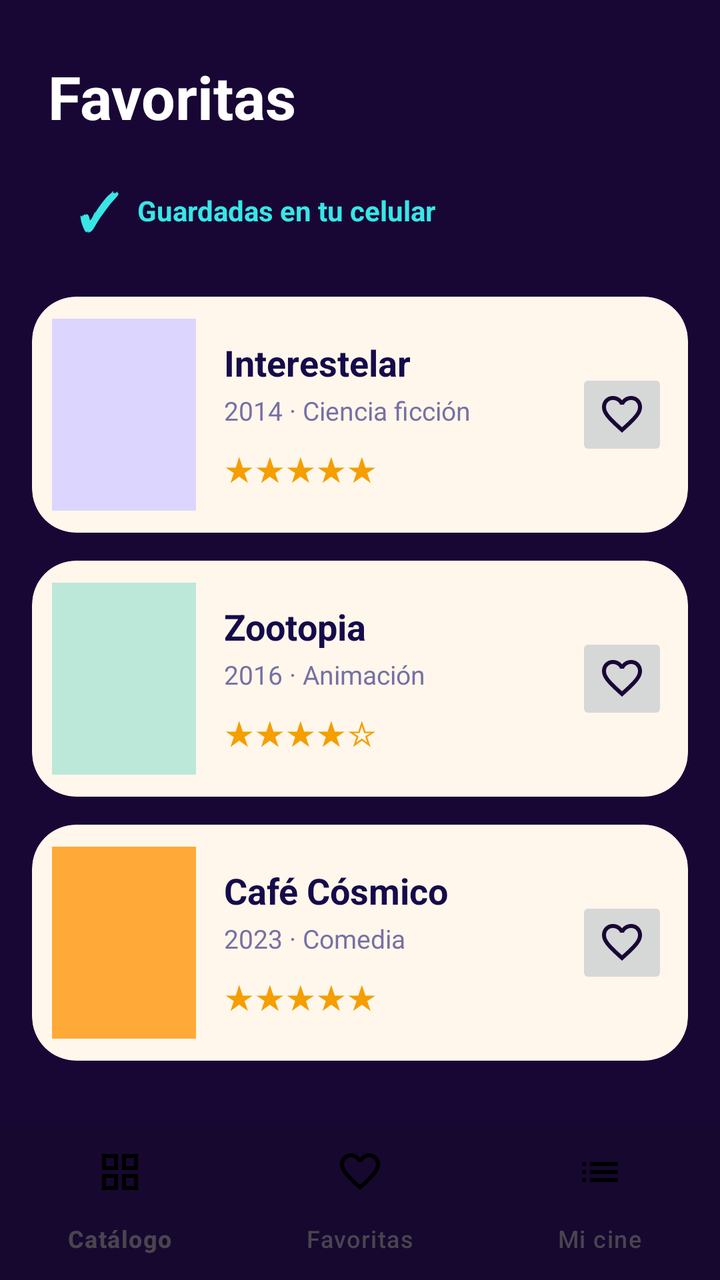
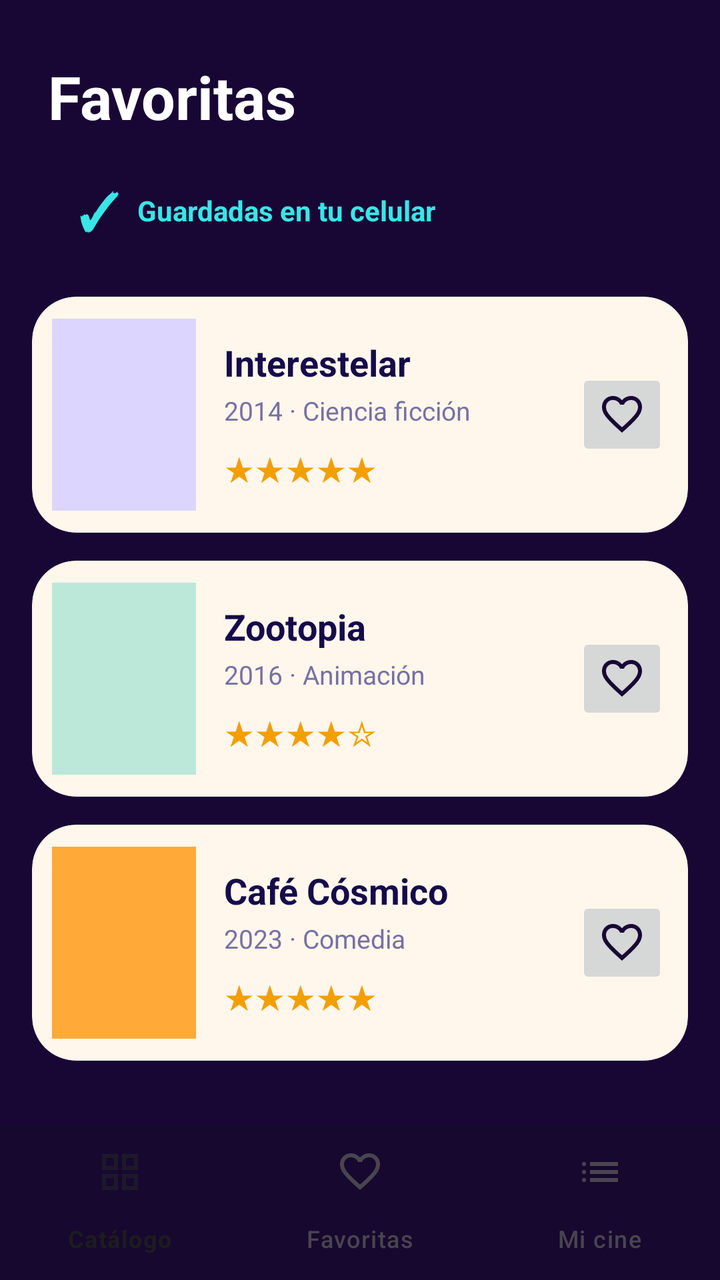

Two renders of the same Android screen: before a commit and after it. Below are the layout's source before the change and the commit's diff.
<!-- AndroidManifest.xml: application theme Theme.CINEAPP -->
<!-- res/layout/activity_favoritos.xml -->
<?xml version="1.0" encoding="utf-8"?>
<androidx.constraintlayout.widget.ConstraintLayout
    xmlns:android="http://schemas.android.com/apk/res/android"
    xmlns:app="http://schemas.android.com/apk/res-auto"
    xmlns:tools="http://schemas.android.com/tools"
    android:layout_width="match_parent"
    android:layout_height="match_parent"
    android:background="#180735"
    tools:context=".FavoritosActivity">

    <TextView
        android:id="@+id/tvFavoritas"
        android:layout_width="wrap_content"
        android:layout_height="wrap_content"
        android:layout_marginStart="24dp"
        android:layout_marginTop="28dp"
        android:text="Favoritas"
        android:textColor="#FFFFFF"
        android:textSize="30sp"
        android:textStyle="bold"
        app:layout_constraintStart_toStartOf="parent"
        app:layout_constraintTop_toTopOf="parent" />

    <LinearLayout
        android:id="@+id/estadoFavoritas"
        android:layout_width="wrap_content"
        android:layout_height="46dp"
        android:layout_marginStart="24dp"
        android:layout_marginTop="14dp"
        android:gravity="center_vertical"
        android:orientation="horizontal"
        android:paddingStart="15dp"
        android:paddingEnd="18dp"
        app:layout_constraintStart_toStartOf="parent"
        app:layout_constraintTop_toBottomOf="@id/tvFavoritas">

        <TextView
            android:layout_width="wrap_content"
            android:layout_height="wrap_content"
            android:text="✓"
            android:textColor="#38E6E6"
            android:textSize="25sp"
            android:textStyle="bold" />

        <TextView
            android:layout_width="wrap_content"
            android:layout_height="wrap_content"
            android:layout_marginStart="9dp"
            android:text="Guardadas en tu celular"
            android:textColor="#38E6E6"
            android:textSize="14sp"
            android:textStyle="bold" />

    </LinearLayout>

    <ScrollView
        android:id="@+id/scrollFavoritas"
        android:layout_width="0dp"
        android:layout_height="0dp"
        android:layout_marginStart="16dp"
        android:layout_marginTop="20dp"
        android:layout_marginEnd="16dp"
        android:layout_marginBottom="5dp"
        android:fillViewport="true"
        android:overScrollMode="never"
        app:layout_constraintBottom_toTopOf="@id/bottomNavigation"
        app:layout_constraintEnd_toEndOf="parent"
        app:layout_constraintStart_toStartOf="parent"
        app:layout_constraintTop_toBottomOf="@id/estadoFavoritas">

        <LinearLayout
            android:layout_width="match_parent"
            android:layout_height="wrap_content"
            android:orientation="vertical">

            <com.google.android.material.card.MaterialCardView
                android:id="@+id/cardInterestelar"
                android:layout_width="match_parent"
                android:layout_height="118dp"
                android:layout_marginBottom="14dp"
                app:cardBackgroundColor="#FFF7EB"
                app:cardCornerRadius="22dp"
                app:cardElevation="0dp"
                app:strokeWidth="0dp">

                <LinearLayout
                    android:layout_width="match_parent"
                    android:layout_height="match_parent"
                    android:gravity="center_vertical"
                    android:orientation="horizontal"
                    android:padding="10dp">

                    <ImageView
                        android:id="@+id/imgInterestelar"
                        android:layout_width="72dp"
                        android:layout_height="96dp"
                        android:background="#DCD6FF"
                        android:clipToOutline="true"
                        android:scaleType="centerCrop" />

                    <LinearLayout
                        android:layout_width="0dp"
                        android:layout_height="wrap_content"
                        android:layout_marginStart="14dp"
                        android:layout_weight="1"
                        android:orientation="vertical">

                        <TextView
                            android:layout_width="wrap_content"
                            android:layout_height="wrap_content"
                            android:text="Interestelar"
                            android:textColor="#160B4A"
                            android:textSize="18sp"
                            android:textStyle="bold" />

                        <TextView
                            android:layout_width="wrap_content"
                            android:layout_height="wrap_content"
                            android:layout_marginTop="3dp"
                            android:text="2014 · Ciencia ficción"
                            android:textColor="#7770A5"
                            android:textSize="13sp" />

                        <TextView
                            android:layout_width="wrap_content"
                            android:layout_height="wrap_content"
                            android:layout_marginTop="8dp"
                            android:text="★★★★★"
                            android:textColor="#F59E00"
                            android:textSize="17sp" />

                    </LinearLayout>


                    

                    <ImageButton
                        android:id="@+id/btnFavoritoInterestelar"
                        android:layout_width="46dp"
                        android:layout_height="46dp"
                        android:contentDescription="Favorito"
                        android:padding="12dp"
                        android:src="@drawable/outline_favorite_24"
                        app:tint="#180735" />

                </LinearLayout>

            </com.google.android.material.card.MaterialCardView>

            <com.google.android.material.card.MaterialCardView
                android:id="@+id/cardZootopia"
                android:layout_width="match_parent"
                android:layout_height="118dp"
                android:layout_marginBottom="14dp"
                app:cardBackgroundColor="#FFF7EB"
                app:cardCornerRadius="22dp"
                app:cardElevation="0dp"
                app:strokeWidth="0dp">

                <LinearLayout
                    android:layout_width="match_parent"
                    android:layout_height="match_parent"
                    android:gravity="center_vertical"
                    android:orientation="horizontal"
                    android:padding="10dp">

                    <ImageView
                        android:id="@+id/imgZootopia"
                        android:layout_width="72dp"
                        android:layout_height="96dp"
                        android:background="#BCE8D9"
                        android:clipToOutline="true"
                        android:scaleType="centerCrop" />

                    <LinearLayout
                        android:layout_width="0dp"
                        android:layout_height="wrap_content"
                        android:layout_marginStart="14dp"
                        android:layout_weight="1"
                        android:orientation="vertical">

                        <TextView
                            android:layout_width="wrap_content"
                            android:layout_height="wrap_content"
                            android:text="Zootopia"
                            android:textColor="#160B4A"
                            android:textSize="18sp"
                            android:textStyle="bold" />

                        <TextView
                            android:layout_width="wrap_content"
                            android:layout_height="wrap_content"
                            android:layout_marginTop="3dp"
                            android:text="2016 · Animación"
                            android:textColor="#7770A5"
                            android:textSize="13sp" />

                        <TextView
                            android:layout_width="wrap_content"
                            android:layout_height="wrap_content"
                            android:layout_marginTop="8dp"
                            android:text="★★★★☆"
                            android:textColor="#F59E00"
                            android:textSize="17sp" />

                    </LinearLayout>

                    <ImageButton
                        android:id="@+id/btnFavoritoZootopia"
                        android:layout_width="46dp"
                        android:layout_height="46dp"
                        android:contentDescription="Favorito"
                        android:padding="12dp"
                        android:src="@drawable/outline_favorite_24"
                        app:tint="#180735" />

                </LinearLayout>

            </com.google.android.material.card.MaterialCardView>

            <com.google.android.material.card.MaterialCardView
                android:id="@+id/cardCafeCosmico"
                android:layout_width="match_parent"
                android:layout_height="118dp"
                android:layout_marginBottom="14dp"
                app:cardBackgroundColor="#FFF7EB"
                app:cardCornerRadius="22dp"
                app:cardElevation="0dp"
                app:strokeWidth="0dp">

                <LinearLayout
                    android:layout_width="match_parent"
                    android:layout_height="match_parent"
                    android:gravity="center_vertical"
                    android:orientation="horizontal"
                    android:padding="10dp">

                    <ImageView
                        android:id="@+id/imgCafeCosmico"
                        android:layout_width="72dp"
                        android:layout_height="96dp"
                        android:background="#FFAA38"
                        android:clipToOutline="true"
                        android:scaleType="centerCrop" />

                    <LinearLayout
                        android:layout_width="0dp"
                        android:layout_height="wrap_content"
                        android:layout_marginStart="14dp"
                        android:layout_weight="1"
                        android:orientation="vertical">

                        <TextView
                            android:layout_width="wrap_content"
                            android:layout_height="wrap_content"
                            android:text="Café Cósmico"
                            android:textColor="#160B4A"
                            android:textSize="18sp"
                            android:textStyle="bold" />

                        <TextView
                            android:layout_width="wrap_content"
                            android:layout_height="wrap_content"
                            android:layout_marginTop="3dp"
                            android:text="2023 · Comedia"
                            android:textColor="#7770A5"
                            android:textSize="13sp" />

                        <TextView
                            android:layout_width="wrap_content"
                            android:layout_height="wrap_content"
                            android:layout_marginTop="8dp"
                            android:text="★★★★★"
                            android:textColor="#F59E00"
                            android:textSize="17sp" />

                    </LinearLayout>

                    <ImageButton
                        android:id="@+id/btnFavoritoCafeCosmico"
                        android:layout_width="46dp"
                        android:layout_height="46dp"
                        android:contentDescription="Favorito"
                        android:padding="12dp"
                        android:src="@drawable/outline_favorite_24"
                        app:tint="#180735" />

                </LinearLayout>

            </com.google.android.material.card.MaterialCardView>

        </LinearLayout>

    </ScrollView>

    <com.google.android.material.bottomnavigation.BottomNavigationView
        android:id="@+id/bottomNavigation"
        android:layout_width="0dp"
        android:layout_height="78dp"
        android:background="#17082F"
        app:itemIconTint="@color/nav_color"
        app:itemTextColor="@color/nav_color"
        app:labelVisibilityMode="labeled"
        app:menu="@menu/bottom_nav_menu"
        app:layout_constraintBottom_toBottomOf="parent"
        app:layout_constraintEnd_toEndOf="parent"
        app:layout_constraintStart_toStartOf="parent" />

</androidx.constraintlayout.widget.ConstraintLayout>
<!-- resources referenced by this layout -->
<resources>
  <!-- drawable outline_favorite_24 (drawable) -->
  <vector xmlns:android="http://schemas.android.com/apk/res/android" android:height="24dp" android:tint="#000000" android:viewportHeight="960" android:viewportWidth="960" android:width="24dp">
        
      <path android:fillColor="@android:color/white" android:pathData="M480,840L422,788Q321,697 255,631Q189,565 150,512.5Q111,460 95.5,416Q80,372 80,326Q80,232 143,169Q206,106 300,106Q352,106 399,128Q446,150 480,190Q514,150 561,128Q608,106 660,106Q754,106 817,169Q880,232 880,326Q880,372 864.5,416Q849,460 810,512.5Q771,565 705,631Q639,697 538,788L480,840ZM480,732Q576,646 638,584.5Q700,523 736,477.5Q772,432 786,396.5Q800,361 800,326Q800,266 760,226Q720,186 660,186Q613,186 573,212.5Q533,239 518,280L518,280L442,280L442,280Q427,239 387,212.5Q347,186 300,186Q240,186 200,226Q160,266 160,326Q160,361 174,396.5Q188,432 224,477.5Q260,523 322,584.5Q384,646 480,732ZM480,459Q480,459 480,459Q480,459 480,459Q480,459 480,459Q480,459 480,459Q480,459 480,459Q480,459 480,459Q480,459 480,459Q480,459 480,459L480,459L480,459L480,459Q480,459 480,459Q480,459 480,459Q480,459 480,459Q480,459 480,459Q480,459 480,459Q480,459 480,459Q480,459 480,459Q480,459 480,459Z"/>
      
  </vector>
  <style name="Theme.CINEAPP" parent="Base.Theme.CINEAPP" />
  <style name="Base.Theme.CINEAPP" parent="Theme.Material3.DayNight.NoActionBar">
          
          
      </style>
</resources>

<!-- the commit's change to res/layout/activity_favoritos.xml (unified diff, before → after) -->
@@ -298,8 +298,6 @@
         android:layout_width="0dp"
         android:layout_height="78dp"
         android:background="#17082F"
-        app:itemIconTint="@color/nav_color"
-        app:itemTextColor="@color/nav_color"
         app:labelVisibilityMode="labeled"
         app:menu="@menu/bottom_nav_menu"
         app:layout_constraintBottom_toBottomOf="parent"
